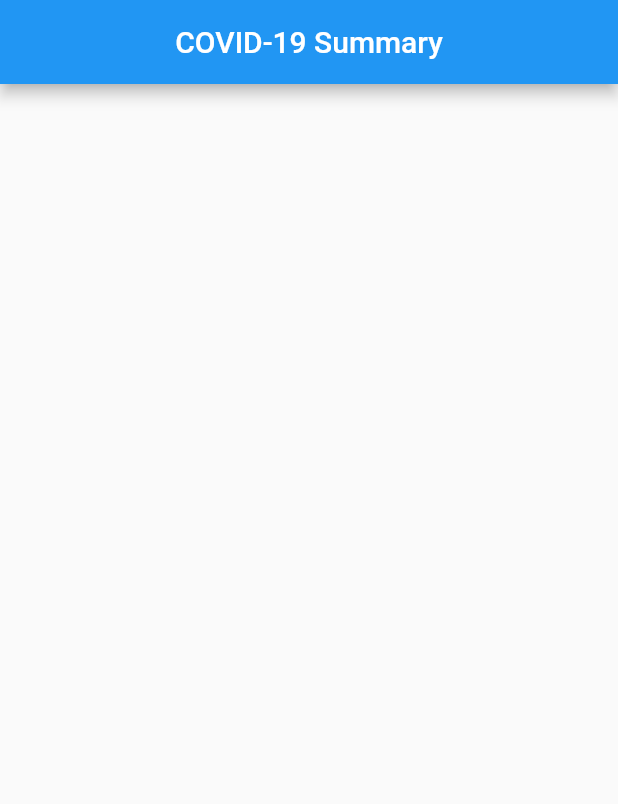
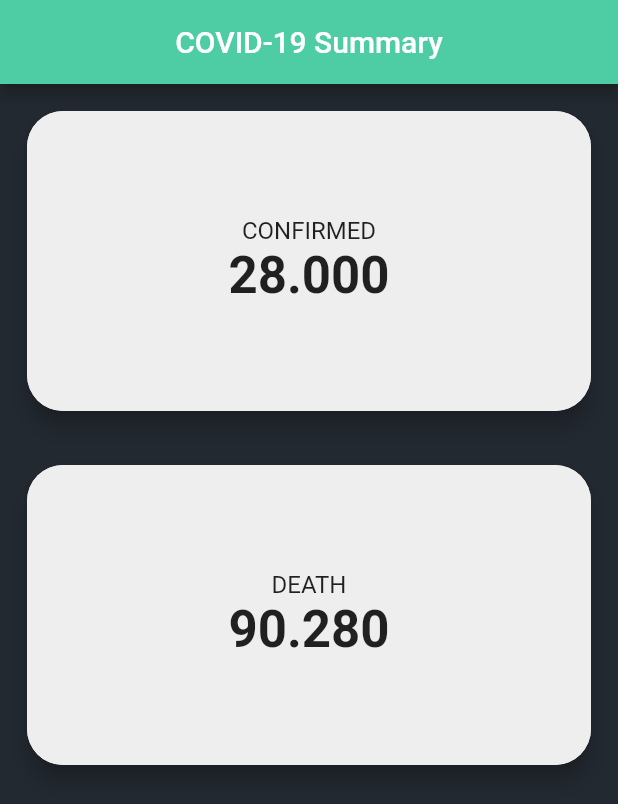
Before and after one commit to tamathecxder/covid19_apps, a Flutter app: the screen it shows after launch, on a phone screen of 412 x 824 dp. Shown: the top 804 px of the screen. Run offline on Flutter 3.47's test engine with Material 2 defaults, Android fonts, the phone set to English and light mode, and no system bars.

Commit message:
Membuat layout dari data covid-19 yang akan ditampilkan

```diff
--- a/lib/main.dart
+++ b/lib/main.dart
@@ -18,14 +18,78 @@ class MyApp extends StatelessWidget {
 class HomePage extends StatelessWidget {
   const HomePage({super.key});
 
+  static const primaryDarkColor = Color(0xFF232931);
+  static const secondaryDarkColor = Color(0xFF393E46);
+  static const strongTealColor = Color(0xFF4ECCA3);
+  static const lightColor = Color(0xFFEEEEEE);
+
   @override
   Widget build(BuildContext context) {
     return Scaffold(
+      backgroundColor: primaryDarkColor,
       appBar: AppBar(
         title: Text("COVID-19 Summary"),
         centerTitle: true,
+        backgroundColor: strongTealColor,
+      ),
+      body: Column(
+        children: [
+          SummaryItem(
+            lightColor: lightColor,
+            title: "CONFIRMED",
+            value: "28.000",
+          ),
+          SummaryItem(
+            lightColor: lightColor,
+            title: "DEATH",
+            value: "90.280",
+          ),
+        ],
       ),
       // body: ,
     );
   }
 }
+
+class SummaryItem extends StatelessWidget {
+  const SummaryItem({
+    Key? key,
+    required this.lightColor,
+    required this.title,
+    required this.value,
+  }) : super(key: key);
+
+  final Color lightColor;
+  final String title;
+  final String value;
+
+  @override
+  Widget build(BuildContext context) {
+    return Card(
+      elevation: 6,
+      color: lightColor,
+      shape: RoundedRectangleBorder(borderRadius: BorderRadius.circular(24)),
+      margin: EdgeInsets.all(18),
+      child: Container(
+        decoration: BoxDecoration(
+            color: lightColor, borderRadius: BorderRadius.circular(24)),
+        height: 200,
+        width: double.infinity,
+        child: Center(
+            child: Column(
+          mainAxisAlignment: MainAxisAlignment.center,
+          children: [
+            Text(
+              title,
+              style: TextStyle(fontSize: 16),
+            ),
+            Text(
+              value,
+              style: TextStyle(fontSize: 34, fontWeight: FontWeight.bold),
+            ),
+          ],
+        )),
+      ),
+    );
+  }
+}
```
Also changed, not shown: lib/models/summary.dart (added).
